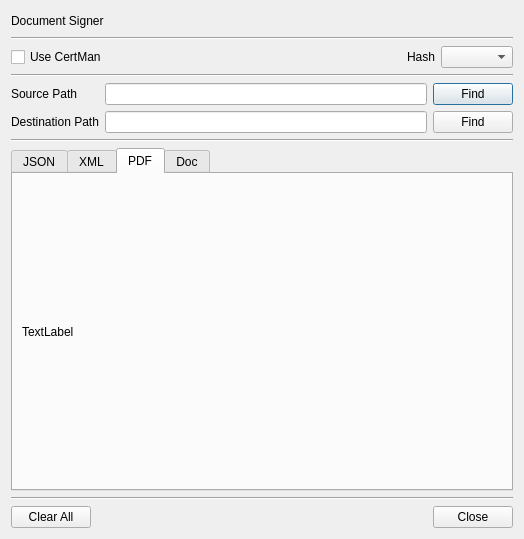
jykim74/BerEditor, file BerEditor/doc_signer_dlg.ui: the form before one commit.
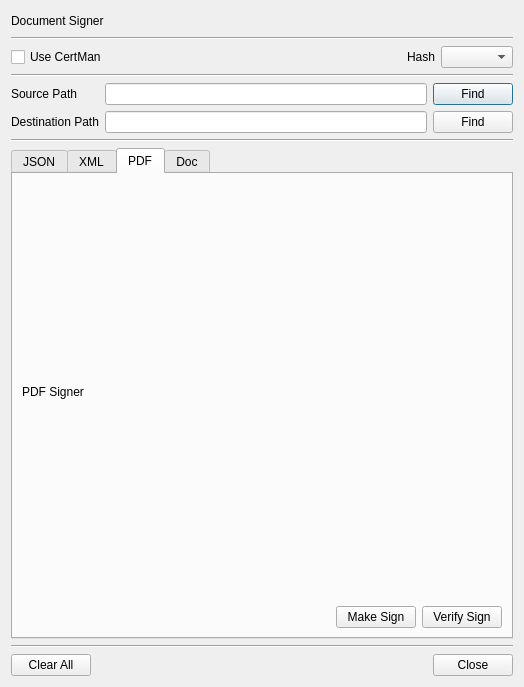
The form after the commit. The open tabs and pages were chosen to show the change.

Commit message: DocSigner base work

Patch:
```diff
--- a/BerEditor/doc_signer_dlg.ui
+++ b/BerEditor/doc_signer_dlg.ui
@@ -7,7 +7,7 @@
     <x>0</x>
     <y>0</y>
     <width>524</width>
-    <height>539</height>
+    <height>687</height>
    </rect>
   </property>
   <property name="windowTitle">
@@ -685,10 +685,41 @@
        <item>
         <widget class="QLabel" name="label_9">
          <property name="text">
-          <string>TextLabel</string>
+          <string>PDF Signer</string>
          </property>
         </widget>
        </item>
+       <item>
+        <layout class="QGridLayout" name="gridLayout_13">
+         <item row="0" column="2">
+          <widget class="QPushButton" name="mPDFVerifySignBtn">
+           <property name="text">
+            <string>Verify Sign</string>
+           </property>
+          </widget>
+         </item>
+         <item row="0" column="1">
+          <widget class="QPushButton" name="mPDFMakeSignBtn">
+           <property name="text">
+            <string>Make Sign</string>
+           </property>
+          </widget>
+         </item>
+         <item row="0" column="0">
+          <spacer name="horizontalSpacer_12">
+           <property name="orientation">
+            <enum>Qt::Horizontal</enum>
+           </property>
+           <property name="sizeHint" stdset="0">
+            <size>
+             <width>40</width>
+             <height>20</height>
+            </size>
+           </property>
+          </spacer>
+         </item>
+        </layout>
+       </item>
       </layout>
      </widget>
      <widget class="QWidget" name="mTabDOC">
```
Left out of the diff: 35 changed lines with no effect on the pictures. The commit also changes 3 other files.
